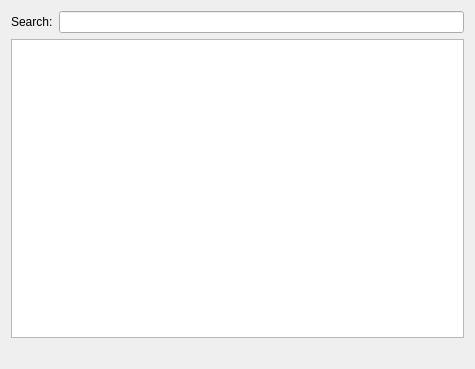
Before: the Qt Designer form TextDisplayUI.ui in JonathanWaterhouse/Maestro, drawn with Qt 5.
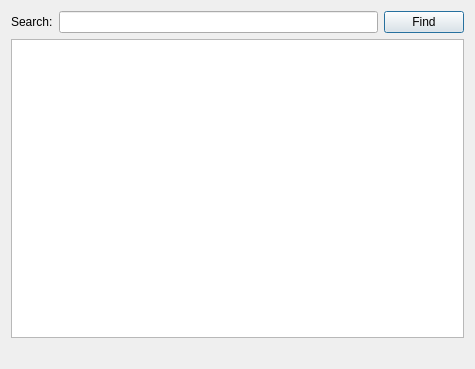
After: the same form once the commit is applied. Icons and pictures are not drawn.

Commit message: v1.15 Search improvements in text display box

```diff
--- a/TextDisplayUI.ui
+++ b/TextDisplayUI.ui
@@ -30,6 +30,19 @@
      <item>
       <widget class="QLineEdit" name="lineEdit"/>
      </item>
+     <item>
+      <widget class="QPushButton" name="findPushButton">
+       <property name="minimumSize">
+        <size>
+         <width>75</width>
+         <height>0</height>
+        </size>
+       </property>
+       <property name="text">
+        <string>Find</string>
+       </property>
+      </widget>
+     </item>
     </layout>
    </item>
    <item>
```
Left out of the diff: 6 changed lines with no effect on the pictures. The commit also changes 4 other files.
